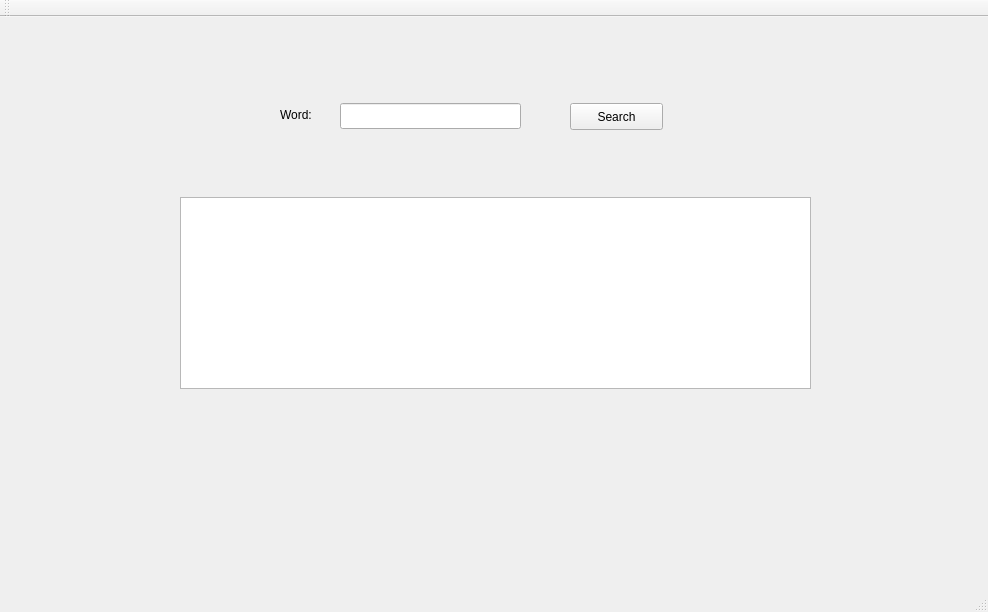
Rodarc20/Similarity, file buscador.ui: the form before one commit.
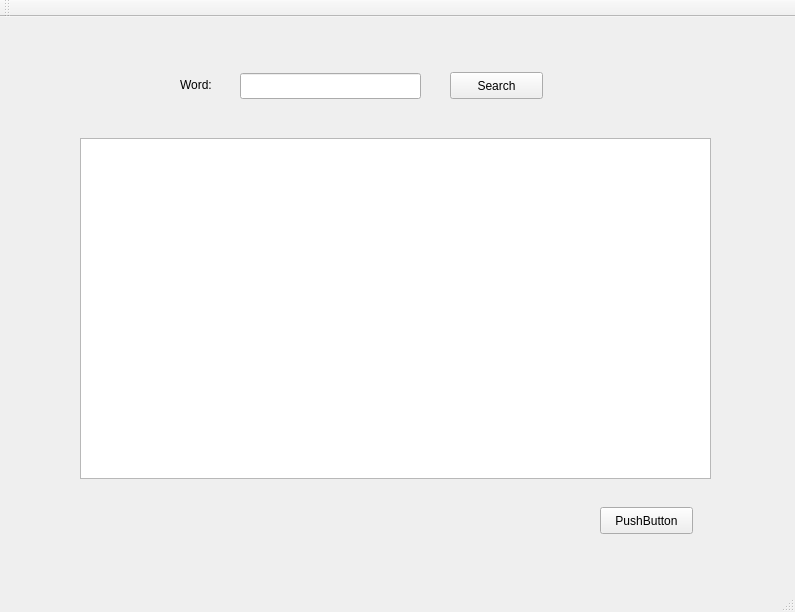
The form after the commit.

The edit to the form file:
```diff
--- a/buscador.ui
+++ b/buscador.ui
@@ -6,7 +6,7 @@
    <rect>
     <x>0</x>
     <y>0</y>
-    <width>988</width>
+    <width>795</width>
     <height>612</height>
    </rect>
   </property>
@@ -14,24 +14,11 @@
    <string>Buscador</string>
   </property>
   <widget class="QWidget" name="centralWidget">
-   <widget class="QPushButton" name="pushButtonSearch">
-    <property name="geometry">
-     <rect>
-      <x>570</x>
-      <y>86</y>
-      <width>93</width>
-      <height>27</height>
-     </rect>
-    </property>
-    <property name="text">
-     <string>Search</string>
-    </property>
-   </widget>
    <widget class="QLineEdit" name="lineEditWord">
     <property name="geometry">
      <rect>
-      <x>340</x>
-      <y>86</y>
+      <x>240</x>
+      <y>56</y>
       <width>181</width>
       <height>26</height>
      </rect>
@@ -40,8 +27,8 @@
    <widget class="QLabel" name="label">
     <property name="geometry">
      <rect>
-      <x>280</x>
-      <y>90</y>
+      <x>180</x>
+      <y>60</y>
       <width>58</width>
       <height>16</height>
      </rect>
@@ -53,13 +40,39 @@
    <widget class="QTableView" name="tableViewResults">
     <property name="geometry">
      <rect>
-      <x>180</x>
-      <y>180</y>
+      <x>80</x>
+      <y>121</y>
       <width>631</width>
-      <height>192</height>
+      <height>341</height>
      </rect>
     </property>
    </widget>
+   <widget class="QPushButton" name="pushButtonSearch">
+    <property name="geometry">
+     <rect>
+      <x>450</x>
+      <y>55</y>
+      <width>93</width>
+      <height>27</height>
+     </rect>
+    </property>
+    <property name="text">
+     <string>Search</string>
+    </property>
+   </widget>
+   <widget class="QPushButton" name="pushButton">
+    <property name="geometry">
+     <rect>
+      <x>600</x>
+      <y>490</y>
+      <width>93</width>
+      <height>27</height>
+     </rect>
+    </property>
+    <property name="text">
+     <string>PushButton</string>
+    </property>
+   </widget>
   </widget>
   <widget class="QMenuBar" name="menuBar">
    <property name="geometry">
```
Left out of the diff: 2 changed lines with no effect on the pictures.
